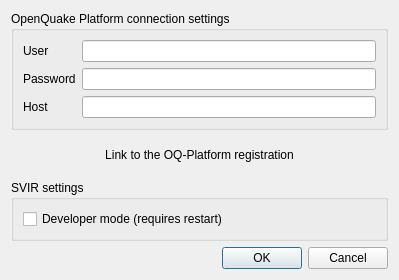
The window that svir/ui/ui_settings.ui (gem/oq-irmt-qgis) describes before a commit, drawn with Qt 5.
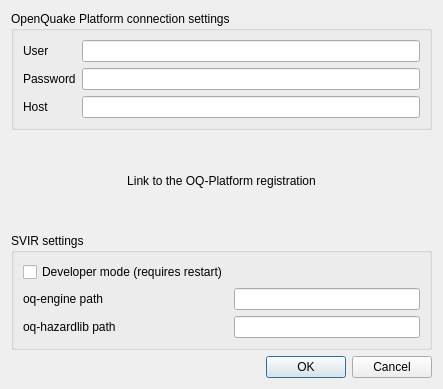
The same window after the commit.

Commit message: merged configurable dependencies paths

Patch:
```diff
--- a/svir/ui/ui_settings.ui
+++ b/svir/ui/ui_settings.ui
@@ -6,8 +6,8 @@
    <rect>
     <x>0</x>
     <y>0</y>
-    <width>399</width>
-    <height>280</height>
+    <width>443</width>
+    <height>389</height>
    </rect>
   </property>
   <property name="windowTitle">
@@ -78,14 +78,34 @@
      <property name="title">
       <string>SVIR settings</string>
      </property>
-     <layout class="QVBoxLayout" name="verticalLayout_2">
-      <item>
+     <layout class="QFormLayout" name="formLayout_2">
+      <item row="0" column="0">
        <widget class="QCheckBox" name="developermodeCheck">
         <property name="text">
          <string>Developer mode (requires restart)</string>
         </property>
        </widget>
       </item>
+      <item row="1" column="0">
+       <widget class="QLabel" name="label_4">
+        <property name="text">
+         <string>oq-engine path</string>
+        </property>
+       </widget>
+      </item>
+      <item row="1" column="1">
+       <widget class="QLineEdit" name="oq_engine_path_edit"/>
+      </item>
+      <item row="2" column="0">
+       <widget class="QLabel" name="label_5">
+        <property name="text">
+         <string>oq-hazardlib path</string>
+        </property>
+       </widget>
+      </item>
+      <item row="2" column="1">
+       <widget class="QLineEdit" name="oq_hazardlib_path_edit"/>
+      </item>
      </layout>
     </widget>
    </item>
```
The commit also changes 3 other files.
